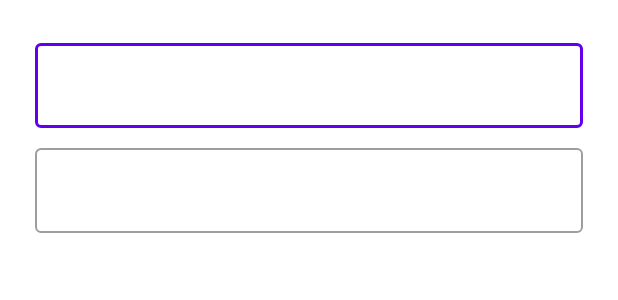
After one commit to JCUKI/Shelly-Christmas-Challenge, an Android app: the layout alert_dialog.xml on its own in the app's theme, with its tools: preview values and no code run, on a phone screen of 412 x 824 dp. The commit adds this screen. Shown: the top 300 px of the screen. Run offline under Robolectric (Android 15) with nearby library versions, the phone set to English and light mode, and no system bars.

Commit message:
+Add MQTT Broker prompt

```diff
--- /dev/null
+++ b/Indoor_positioning_app/app/src/main/res/layout/alert_dialog.xml
@@ -0,0 +1,48 @@
+<?xml version="1.0" encoding="utf-8"?>
+<androidx.constraintlayout.widget.ConstraintLayout xmlns:android="http://schemas.android.com/apk/res/android"
+    xmlns:app="http://schemas.android.com/apk/res-auto"
+    android:layout_width="match_parent"
+    android:layout_height="match_parent"
+    android:padding="15dp">
+
+    <com.google.android.material.textfield.TextInputLayout
+        android:id="@+id/til_IP"
+        style="@style/Widget.MaterialComponents.TextInputLayout.OutlinedBox"
+        android:layout_width="0dp"
+        android:layout_height="wrap_content"
+        android:layout_marginStart="8dp"
+        android:layout_marginTop="8dp"
+        android:layout_marginEnd="8dp"
+        app:layout_constraintEnd_toEndOf="parent"
+        app:layout_constraintStart_toStartOf="parent"
+        app:layout_constraintTop_toTopOf="parent">
+
+        <com.google.android.material.textfield.TextInputEditText
+            android:id="@+id/IP"
+            android:layout_width="match_parent"
+            android:layout_height="wrap_content"
+            android:singleLine="true" />
+    </com.google.android.material.textfield.TextInputLayout>
+
+    <com.google.android.material.textfield.TextInputLayout
+        android:id="@+id/til_PORT"
+        style="@style/Widget.MaterialComponents.TextInputLayout.OutlinedBox"
+        android:layout_width="0dp"
+        android:layout_height="wrap_content"
+        android:layout_marginStart="8dp"
+        android:layout_marginTop="8dp"
+        android:layout_marginEnd="8dp"
+        app:layout_constraintEnd_toEndOf="parent"
+        app:layout_constraintStart_toStartOf="parent"
+        app:layout_constraintTop_toBottomOf="@+id/til_IP"
+        >
+
+        <com.google.android.material.textfield.TextInputEditText
+            android:id="@+id/PORT"
+            android:layout_width="match_parent"
+            android:layout_height="wrap_content"
+            android:inputType="number"
+            android:maxLength="4"
+            android:singleLine="true" />
+    </com.google.android.material.textfield.TextInputLayout>
+</androidx.constraintlayout.widget.ConstraintLayout>
--- a/Indoor_positioning_app/app/src/main/res/menu/toolbar_menu.xml
+++ b/Indoor_positioning_app/app/src/main/res/menu/toolbar_menu.xml
@@ -7,4 +7,8 @@
     <item
         android:id="@+id/showGridButton"
         android:title="Show grid" />
+
+    <item
+        android:id="@+id/MQTTBrokerButton"
+        android:title="MQTT Broker" />
 </menu>
```
Also changed, not shown: Indoor_positioning_app/app/src/main/java/com/example/indoor_positioning_app/MQTTBrokerPrompt.java (added, +94 -0 lines), Indoor_positioning_app/app/src/main/java/com/example/indoor_positioning_app/MQTTHelper.java (+13 -5 lines), Indoor_positioning_app/app/src/main/java/com/example/indoor_positioning_app/MainActivity.java (+21 -8 lines).
